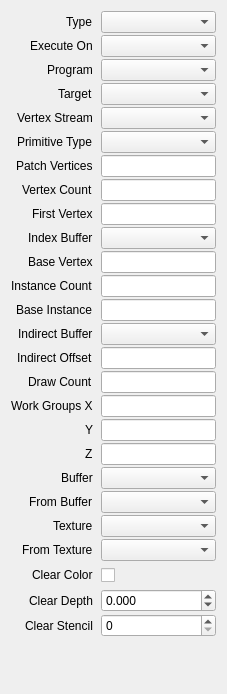
houmain/gpupad, file src/session/CallProperties.ui: the form before one commit.
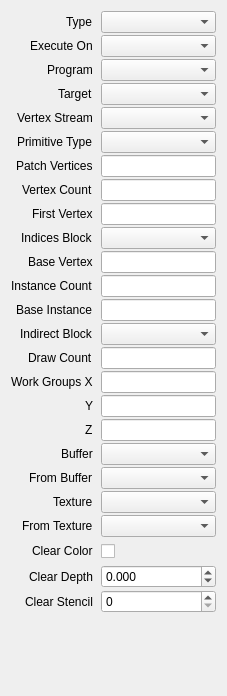
The form after the commit. Custom widgets are drawn as their Qt base class.

Commit message: Replaced Column with Block/Field

```diff
--- a/src/session/CallProperties.ui
+++ b/src/session/CallProperties.ui
@@ -7,7 +7,7 @@
     <x>0</x>
     <y>0</y>
     <width>227</width>
-    <height>694</height>
+    <height>696</height>
    </rect>
   </property>
   <layout class="QVBoxLayout">
@@ -127,7 +127,7 @@
      <item row="9" column="0">
       <widget class="QLabel" name="labelIndexBuffer">
        <property name="text">
-        <string>Index Buffer</string>
+        <string>Indices Block</string>
        </property>
       </widget>
      </item>
@@ -167,101 +167,101 @@
      <item row="13" column="0">
       <widget class="QLabel" name="labelIndirectBuffer">
        <property name="text">
-        <string>Indirect Buffer</string>
+        <string>Indirect Block</string>
        </property>
       </widget>
      </item>
      <item row="13" column="1">
       <widget class="ReferenceComboBox" name="indirectBuffer"/>
      </item>
-     <item row="15" column="0">
+     <item row="14" column="0">
       <widget class="QLabel" name="labelDrawCount">
        <property name="text">
         <string>Draw Count</string>
        </property>
       </widget>
      </item>
-     <item row="15" column="1">
+     <item row="14" column="1">
       <widget class="ExpressionLineEdit" name="drawCount"/>
      </item>
-     <item row="16" column="0">
+     <item row="15" column="0">
       <widget class="QLabel" name="labelWorkGroupsX">
        <property name="text">
         <string>Work Groups X</string>
        </property>
       </widget>
      </item>
-     <item row="16" column="1">
+     <item row="15" column="1">
       <widget class="ExpressionLineEdit" name="workGroupsX"/>
      </item>
-     <item row="17" column="0">
+     <item row="16" column="0">
       <widget class="QLabel" name="labelWorkGroupsY">
        <property name="text">
         <string>Y</string>
        </property>
       </widget>
      </item>
-     <item row="17" column="1">
+     <item row="16" column="1">
       <widget class="ExpressionLineEdit" name="workGroupsY"/>
      </item>
-     <item row="18" column="0">
+     <item row="17" column="0">
       <widget class="QLabel" name="labelWorkGroupsZ">
        <property name="text">
         <string>Z</string>
        </property>
       </widget>
      </item>
-     <item row="18" column="1">
+     <item row="17" column="1">
       <widget class="ExpressionLineEdit" name="workGroupsZ"/>
      </item>
-     <item row="19" column="0">
+     <item row="18" column="0">
       <widget class="QLabel" name="labelBuffer">
        <property name="text">
         <string>Buffer</string>
        </property>
       </widget>
      </item>
-     <item row="19" column="1">
+     <item row="18" column="1">
       <widget class="ReferenceComboBox" name="buffer"/>
      </item>
-     <item row="20" column="0">
+     <item row="19" column="0">
       <widget class="QLabel" name="labelFromBuffer">
        <property name="text">
         <string>From Buffer</string>
        </property>
       </widget>
      </item>
-     <item row="20" column="1">
+     <item row="19" column="1">
       <widget class="ReferenceComboBox" name="fromBuffer"/>
      </item>
-     <item row="21" column="0">
+     <item row="20" column="0">
       <widget class="QLabel" name="labelTexture">
        <property name="text">
         <string>Texture</string>
        </property>
       </widget>
      </item>
-     <item row="21" column="1">
+     <item row="20" column="1">
       <widget class="ReferenceComboBox" name="texture"/>
      </item>
-     <item row="22" column="0">
+     <item row="21" column="0">
       <widget class="QLabel" name="labelFromTexture">
        <property name="text">
         <string>From Texture</string>
        </property>
       </widget>
      </item>
-     <item row="22" column="1">
+     <item row="21" column="1">
       <widget class="ReferenceComboBox" name="fromTexture"/>
      </item>
-     <item row="23" column="0">
+     <item row="22" column="0">
       <widget class="QLabel" name="labelClearColor">
        <property name="text">
         <string>Clear Color</string>
        </property>
       </widget>
      </item>
-     <item row="23" column="1">
+     <item row="22" column="1">
       <widget class="ColorPicker" name="clearColor">
        <property name="minimumSize">
         <size>
@@ -271,14 +271,14 @@
        </property>
       </widget>
      </item>
-     <item row="24" column="0">
+     <item row="23" column="0">
       <widget class="QLabel" name="labelClearDepth">
        <property name="text">
         <string>Clear Depth</string>
        </property>
       </widget>
      </item>
-     <item row="24" column="1">
+     <item row="23" column="1">
       <widget class="QDoubleSpinBox" name="clearDepth">
        <property name="decimals">
         <number>3</number>
@@ -294,45 +294,35 @@
        </property>
       </widget>
      </item>
-     <item row="25" column="0">
+     <item row="24" column="0">
       <widget class="QLabel" name="labelClearStencil">
        <property name="text">
         <string>Clear Stencil</string>
        </property>
       </widget>
      </item>
-     <item row="25" column="1">
+     <item row="24" column="1">
       <widget class="QSpinBox" name="clearStencil">
        <property name="maximum">
         <number>255</number>
        </property>
       </widget>
      </item>
-     <item row="14" column="1">
-      <widget class="ExpressionLineEdit" name="indirectOffset"/>
-     </item>
-     <item row="14" column="0">
-      <widget class="QLabel" name="labelIndirectOffset">
-       <property name="text">
-        <string>Indirect Offset</string>
-       </property>
-      </widget>
-     </item>
     </layout>
    </item>
   </layout>
  </widget>
  <customwidgets>
-  <customwidget>
-   <class>ReferenceComboBox</class>
-   <extends>QComboBox</extends>
-   <header>session/ReferenceComboBox.h</header>
-  </customwidget>
   <customwidget>
    <class>DataComboBox</class>
    <extends>QComboBox</extends>
    <header>session/DataComboBox.h</header>
   </customwidget>
+  <customwidget>
+   <class>ReferenceComboBox</class>
+   <extends>QComboBox</extends>
+   <header>session/ReferenceComboBox.h</header>
+  </customwidget>
   <customwidget>
    <class>ColorPicker</class>
    <extends>QCheckBox</extends>
```
Left out of the diff: 8 changed lines with no effect on the pictures. The commit also changes 37 other files.
